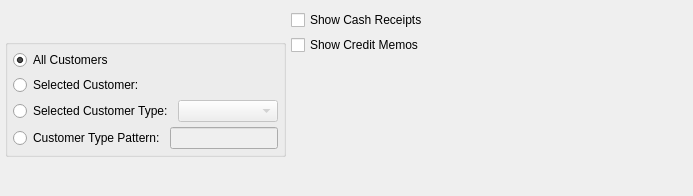
The window that guiclient/displays/dspARApplications.ui (knowhow/xtuple) describes before a commit, drawn with Qt 5.
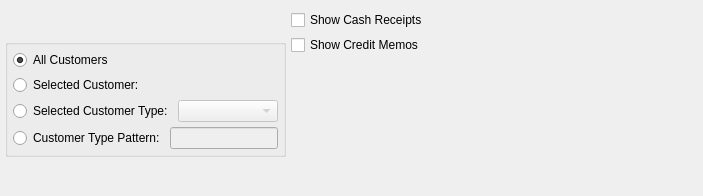
The same window after the commit. Custom widgets are drawn as their Qt base class.

```diff
--- a/guiclient/displays/dspARApplications.ui
+++ b/guiclient/displays/dspARApplications.ui
@@ -13,7 +13,7 @@
    <rect>
     <x>0</x>
     <y>0</y>
-    <width>693</width>
+    <width>703</width>
     <height>196</height>
    </rect>
   </property>
```
Left out of the diff: 3 changed lines with no effect on the pictures.
